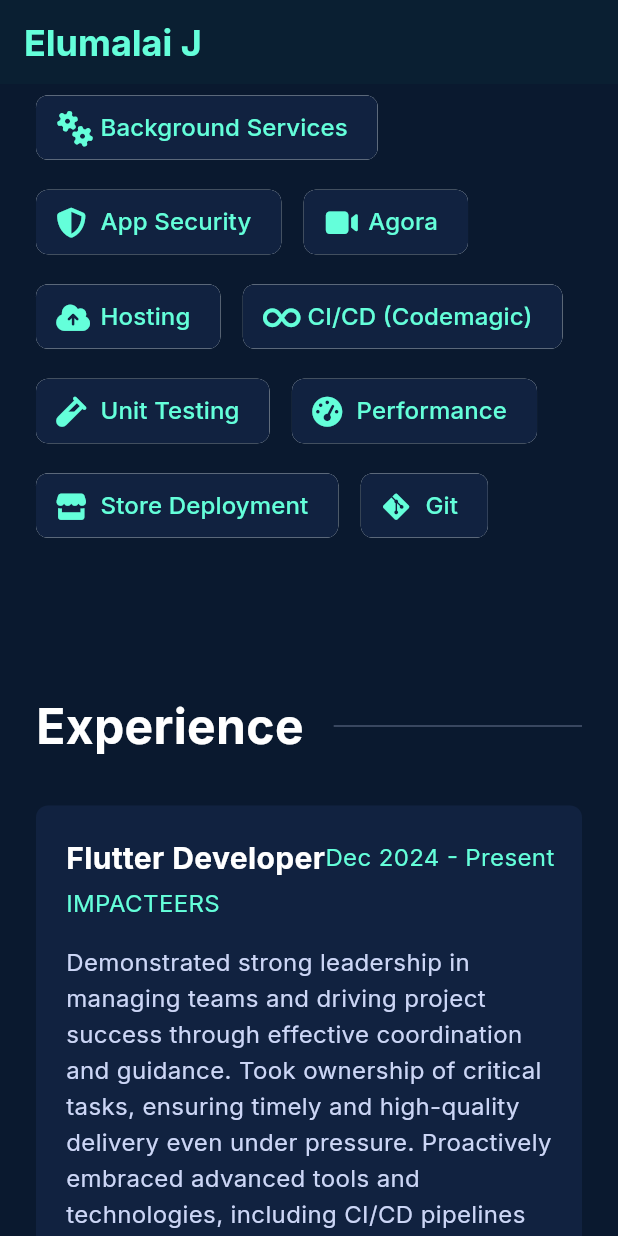
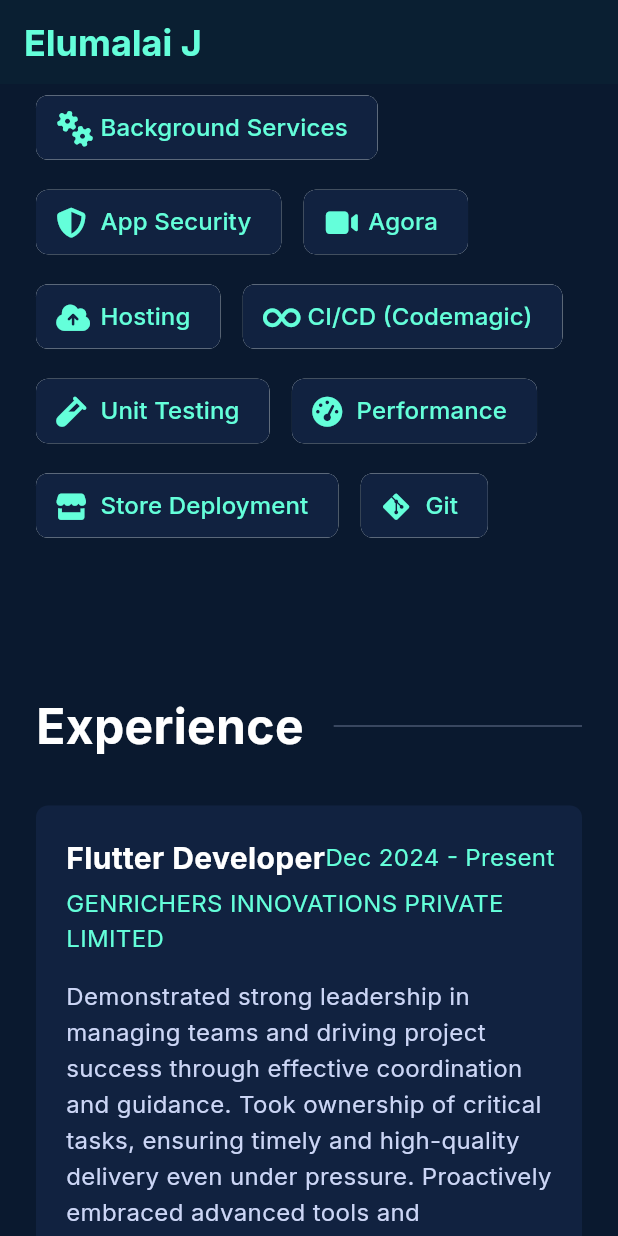
Before and after one commit to Elumalai24/PortfolioSite, a Flutter app: the screen it shows after launch, scrolled down 1728 dp, on a phone screen of 412 x 824 dp. Run offline on Flutter 3.47's test engine with Material 3 defaults, Android fonts, the phone set to English and light mode, and no system bars; drawn by our look-alikes of flutter_animate; our stand-ins replace font_awesome_flutter, google_fonts.

Commit message:
changes added

```diff
--- a/lib/utils/data.dart
+++ b/lib/utils/data.dart
@@ -47,7 +47,7 @@
 
   static final List<Experience> experience = [
     Experience(
-      company: "IMPACTEERS",
+      company: "GENRICHERS INNOVATIONS PRIVATE LIMITED",
       role: "Flutter Developer",
       period: "Dec 2024 - Present",
       description: "Demonstrated strong leadership in managing teams and driving project success through effective coordination and guidance. Took ownership of critical tasks, ensuring timely and high-quality delivery even under pressure. Proactively embraced advanced tools and technologies, including CI/CD pipelines and automated deployment processes for Play Store and App Store releases.",
```
Also changed, not shown: firebase.json, 2 other files.
